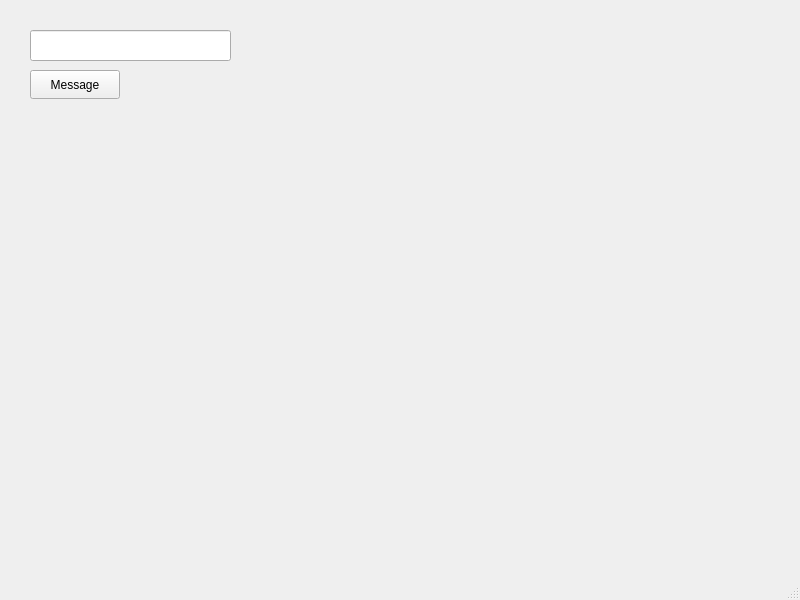
Qt form mainwindow.ui (ThiagoNobredaRocha/Qt-project) before a commit.
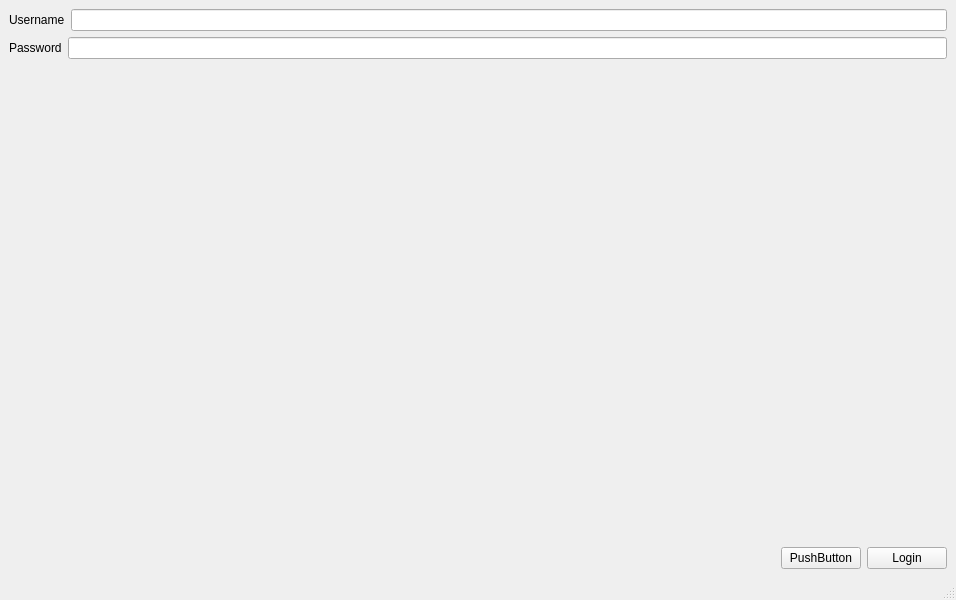
The same form after that commit.

Commit message: add fake login

The edit to the form file:
```diff
--- a/mainwindow.ui
+++ b/mainwindow.ui
@@ -6,7 +6,7 @@
    <rect>
     <x>0</x>
     <y>0</y>
-    <width>800</width>
+    <width>956</width>
     <height>600</height>
    </rect>
   </property>
@@ -14,29 +14,84 @@
    <string>MainWindow</string>
   </property>
   <widget class="QWidget" name="centralwidget">
-   <widget class="QPushButton" name="pushButton">
-    <property name="geometry">
-     <rect>
-      <x>30</x>
-      <y>70</y>
-      <width>90</width>
-      <height>29</height>
-     </rect>
-    </property>
-    <property name="text">
-     <string>Message</string>
-    </property>
-   </widget>
-   <widget class="QLineEdit" name="lineEdit">
-    <property name="geometry">
-     <rect>
-      <x>30</x>
-      <y>30</y>
-      <width>201</width>
-      <height>31</height>
-     </rect>
-    </property>
-   </widget>
+   <layout class="QVBoxLayout" name="verticalLayout">
+    <item>
+     <layout class="QHBoxLayout" name="horizontalLayout">
+      <item>
+       <widget class="QLabel" name="usernameLabel">
+        <property name="text">
+         <string>Username</string>
+        </property>
+       </widget>
+      </item>
+      <item>
+       <widget class="QLineEdit" name="usernameLineEdit"/>
+      </item>
+     </layout>
+    </item>
+    <item>
+     <layout class="QHBoxLayout" name="horizontalLayout_2">
+      <item>
+       <widget class="QLabel" name="passwordLabel">
+        <property name="text">
+         <string>Password</string>
+        </property>
+       </widget>
+      </item>
+      <item>
+       <widget class="QLineEdit" name="passwordLineEdit">
+        <property name="echoMode">
+         <enum>QLineEdit::EchoMode::Password</enum>
+        </property>
+       </widget>
+      </item>
+     </layout>
+    </item>
+    <item>
+     <spacer name="verticalSpacer">
+      <property name="orientation">
+       <enum>Qt::Orientation::Vertical</enum>
+      </property>
+      <property name="sizeHint" stdset="0">
+       <size>
+        <width>20</width>
+        <height>40</height>
+       </size>
+      </property>
+     </spacer>
+    </item>
+    <item>
+     <layout class="QHBoxLayout" name="horizontalLayout_3">
+      <item>
+       <spacer name="horizontalSpacer">
+        <property name="orientation">
+         <enum>Qt::Orientation::Horizontal</enum>
+        </property>
+        <property name="sizeHint" stdset="0">
+         <size>
+          <width>40</width>
+          <height>20</height>
+         </size>
+        </property>
+       </spacer>
+      </item>
+      <item>
+       <widget class="QPushButton" name="pushButton">
+        <property name="text">
+         <string>PushButton</string>
+        </property>
+       </widget>
+      </item>
+      <item>
+       <widget class="QPushButton" name="loginPushButton">
+        <property name="text">
+         <string>Login</string>
+        </property>
+       </widget>
+      </item>
+     </layout>
+    </item>
+   </layout>
   </widget>
   <widget class="QMenuBar" name="menubar">
    <property name="geometry">
```
Left out of the diff: 4 changed lines with no effect on the pictures. The commit also changes 2 other files.
